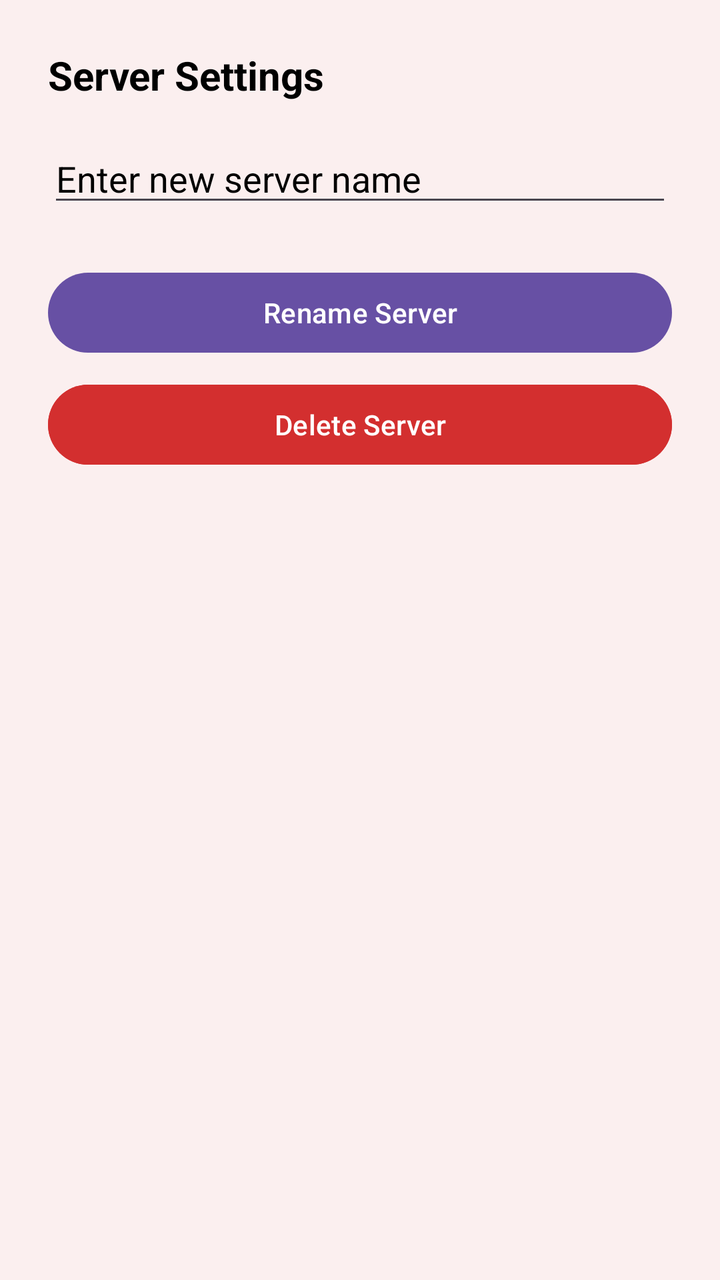
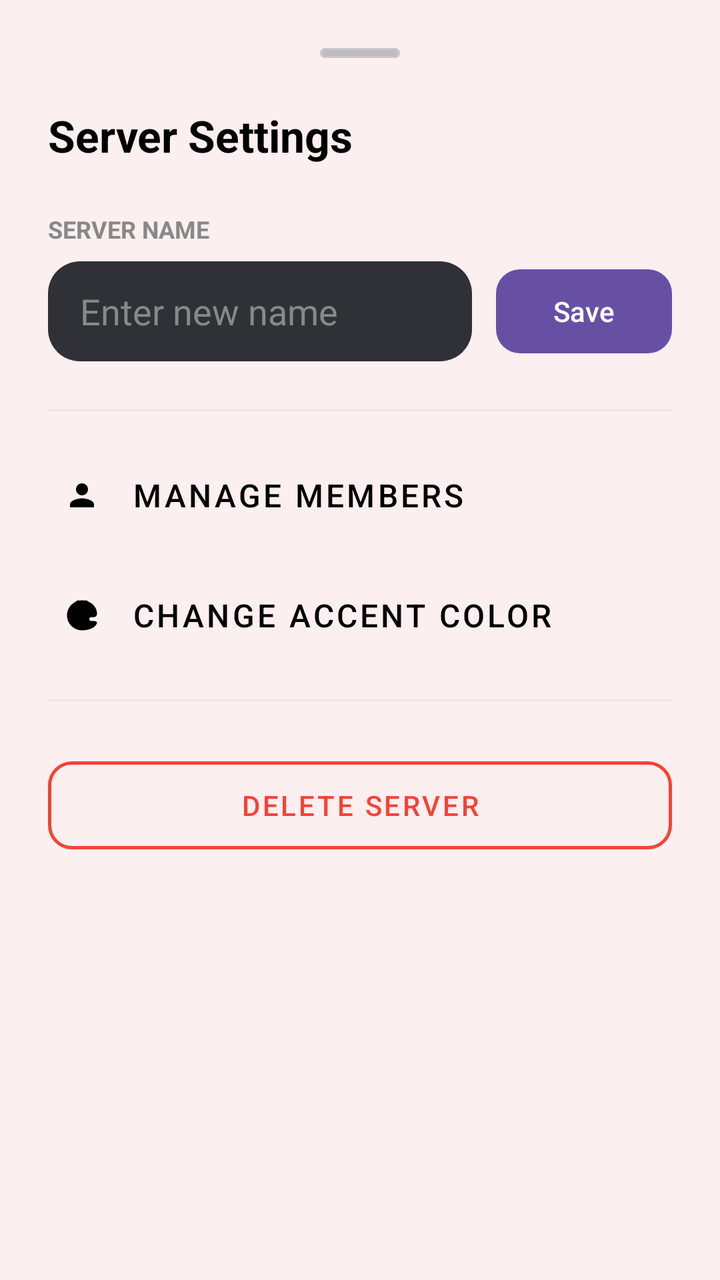

Before-and-after screenshots of an Android layout around one commit, followed by the original layout XML and the change that was made.
<!-- AndroidManifest.xml: application theme Theme.SE114_CallingSystem -->
<!-- res/layout/activity_bottom_sheet_server_settings.xml -->
<?xml version="1.0" encoding="utf-8"?>
<LinearLayout xmlns:android="http://schemas.android.com/apk/res/android"
    android:layout_width="match_parent"
    android:layout_height="wrap_content"
    android:orientation="vertical"
    android:id="@+id/main"
    android:padding="24dp"
    android:background="@color/bg_alter">

    <TextView
        android:layout_width="wrap_content"
        android:layout_height="wrap_content"
        android:text="Server Settings"
        android:textColor="@color/tint_default"
        android:textSize="20sp"
        android:textStyle="bold"
        android:layout_marginBottom="16dp"/>

    <EditText
        android:id="@+id/etServerNameSettings"
        android:layout_width="match_parent"
        android:layout_height="wrap_content"
        android:hint="Enter new server name"
        android:inputType="text"
        android:textColor="@color/tint_default"
        android:textColorHint="@color/tint_default"
        android:layout_marginBottom="24dp"/>

    <Button
        android:id="@+id/btnRenameServer"
        android:layout_width="match_parent"
        android:layout_height="wrap_content"
        android:text="Rename Server"
        android:layout_marginBottom="8dp"/>

    <Button
        android:id="@+id/btnDeleteServer"
        android:layout_width="match_parent"
        android:layout_height="wrap_content"
        android:text="Delete Server"
        android:backgroundTint="#D32F2F"
        android:textColor="@android:color/white"/>

</LinearLayout>
<!-- resources referenced by this layout -->
<resources>
  <color name="bg_alter">#FBEFEF</color>
  <color name="tint_default">#000000</color>
  <style name="Theme.SE114_CallingSystem" parent="Base.Theme.SE114_CallingSystem" />
  <style name="Base.Theme.SE114_CallingSystem" parent="Theme.Material3.DayNight.NoActionBar">
          
          
      </style>
</resources>

<!-- the commit's change to res/layout/activity_bottom_sheet_server_settings.xml (unified diff, before → after) -->
@@ -1,44 +1,124 @@
 <?xml version="1.0" encoding="utf-8"?>
 <LinearLayout xmlns:android="http://schemas.android.com/apk/res/android"
+    xmlns:app="http://schemas.android.com/apk/res-auto"
+    android:id="@+id/main"
     android:layout_width="match_parent"
     android:layout_height="wrap_content"
     android:orientation="vertical"
-    android:id="@+id/main"
     android:padding="24dp"
     android:background="@color/bg_alter">
 
+    
+    <com.google.android.material.card.MaterialCardView
+        android:layout_width="40dp"
+        android:layout_height="5dp"
+        android:layout_gravity="center_horizontal"
+        android:layout_marginBottom="24dp"
+        app:cardBackgroundColor="#BDBDBD"
+        app:cardCornerRadius="2.5dp"
+        app:cardElevation="0dp"/>
+
+    
     <TextView
         android:layout_width="wrap_content"
         android:layout_height="wrap_content"
         android:text="Server Settings"
         android:textColor="@color/tint_default"
-        android:textSize="20sp"
+        android:textSize="22sp"
         android:textStyle="bold"
-        android:layout_marginBottom="16dp"/>
+        android:layout_marginBottom="24dp"/>
 
-    <EditText
-        android:id="@+id/etServerNameSettings"
+    
+    <TextView
+        android:layout_width="wrap_content"
+        android:layout_height="wrap_content"
+        android:text="SERVER NAME"
+        android:textColor="#888888"
+        android:textSize="12sp"
+        android:textStyle="bold"
+        android:layout_marginBottom="8dp"/>
+
+    
+    <LinearLayout
         android:layout_width="match_parent"
         android:layout_height="wrap_content"
-        android:hint="Enter new server name"
-        android:inputType="text"
+        android:orientation="horizontal"
+        android:gravity="center_vertical"
+        android:layout_marginBottom="24dp">
+
+        <EditText
+            android:id="@+id/etServerNameSettings"
+            android:layout_width="0dp"
+            android:layout_height="50dp"
+            android:layout_weight="1"
+            android:background="@drawable/edittext_background"
+            android:hint="Enter new name"
+            android:paddingHorizontal="16dp"
+            android:inputType="text"
+            android:textColor="@color/tint_default"
+            android:textColorHint="#888888"/>
+
+        <com.google.android.material.button.MaterialButton
+            android:id="@+id/btnRenameServer"
+            android:layout_width="wrap_content"
+            android:layout_height="50dp"
+            android:layout_marginStart="12dp"
+            android:text="Save"
+            app:cornerRadius="12dp"/>
+    </LinearLayout>
+
+    
+    <View
+        android:layout_width="match_parent"
+        android:layout_height="1dp"
+        android:background="#1A888888"
+        android:layout_marginBottom="12dp"/>
+
+    
+    <com.google.android.material.button.MaterialButton
+        android:id="@+id/btnManageMembers"
+        style="@style/Widget.MaterialComponents.Button.TextButton"
+        android:layout_width="match_parent"
+        android:layout_height="60dp"
+        android:text="Manage Members"
         android:textColor="@color/tint_default"
-        android:textColorHint="@color/tint_default"
+        android:textSize="16sp"
+        android:gravity="start|center_vertical"
+        app:icon="@drawable/icon_user"
+        app:iconTint="@color/tint_default"
+        app:iconPadding="16dp"/>
+
+    <com.google.android.material.button.MaterialButton
+        android:id="@+id/btnChangeColor"
+        style="@style/Widget.MaterialComponents.Button.TextButton"
+        android:layout_width="match_parent"
+        android:layout_height="60dp"
+        android:text="Change Accent Color"
+        android:textColor="@color/tint_default"
+        android:textSize="16sp"
+        android:gravity="start|center_vertical"
+        app:icon="@drawable/icon_palette"
+        app:iconTint="@color/tint_default"
+        app:iconPadding="16dp"
+        android:layout_marginBottom="12dp"/>
+
+    <View
+        android:layout_width="match_parent"
+        android:layout_height="1dp"
+        android:background="#1A888888"
         android:layout_marginBottom="24dp"/>
 
-    <Button
-        android:id="@+id/btnRenameServer"
+    
+    <com.google.android.material.button.MaterialButton
+        android:id="@+id/btnDeleteServer"
+        style="@style/Widget.MaterialComponents.Button.OutlinedButton"
         android:layout_width="match_parent"
-        android:layout_height="wrap_content"
-        android:text="Rename Server"
+        android:layout_height="56dp"
+        android:text="Delete Server"
+        android:textColor="#F44336"
+        app:strokeColor="#F44336"
+        app:strokeWidth="1.5dp"
+        app:cornerRadius="12dp"
         android:layout_marginBottom="8dp"/>
 
-    <Button
-        android:id="@+id/btnDeleteServer"
-        android:layout_width="match_parent"
-        android:layout_height="wrap_content"
-        android:text="Delete Server"
-        android:backgroundTint="#D32F2F"
-        android:textColor="@android:color/white"/>
-
 </LinearLayout>
<!-- resource entries referenced after the edit -->
@@ -2,6 +2,37 @@
 <resources>
   <color name="bg_alter">#FBEFEF</color>
   <color name="tint_default">#000000</color>
+  <!-- drawable edittext_background (drawable) -->
+  <?xml version="1.0" encoding="utf-8"?>
+  <shape xmlns:android="http://schemas.android.com/apk/res/android"
+      android:shape="rectangle">
+      
+      <solid android:color="#2F3136" />
+      
+      <corners android:radius="16dp" />
+  </shape>
+  <!-- drawable icon_palette (drawable) -->
+  <?xml version="1.0" encoding="utf-8"?>
+  <vector xmlns:android="http://schemas.android.com/apk/res/android"
+      android:width="24dp"
+      android:height="24dp"
+      android:viewportWidth="24"
+      android:viewportHeight="24">
+      <path
+          android:fillColor="#FFFFFF"
+          android:pathData="M12,22C6.49,22 2,17.51 2,12S6.49,2 12,2s10,4.04 10,9c0,1.24 -1.01,2.25 -2.25,2.25h-1.68c-0.34,0 -0.66,0.13 -0.89,0.37 -0.22,0.23 -0.34,0.55 -0.34,0.88 0,0.68 0.55,1.25 1.23,1.25H20c0.64,0 1.25,0.24 1.72,0.69C21.93,16.21 22,16.5 22,16.5 22,19.53 17.53,22 12,22zM6.5,10c-1.1,0 -2,-0.9 -2,-2s0.9,-2 2,-2 2,0.9 2,2 -0.9,2 -2,2zM9.5,6c-1.1,0 -2,-0.9 -2,-2s0.9,-2 2,-2 2,0.9 2,2 -0.9,2 -2,2zM14.5,6c-1.1,0 -2,-0.9 -2,-2s0.9,-2 2,-2 2,0.9 2,2 -0.9,2 -2,2zM17.5,10c-1.1,0 -2,-0.9 -2,-2s0.9,-2 2,-2 2,0.9 2,2 -0.9,2 -2,2z"/>
+  </vector>
+  <!-- drawable icon_user (drawable) -->
+  <?xml version="1.0" encoding="utf-8"?>
+  <vector xmlns:android="http://schemas.android.com/apk/res/android"
+      android:width="24dp"
+      android:height="24dp"
+      android:viewportWidth="24"
+      android:viewportHeight="24">
+      <path
+          android:fillColor="#FFFFFF"
+          android:pathData="M12,12c2.21,0 4,-1.79 4,-4s-1.79,-4 -4,-4 -4,1.79 -4,4 1.79,4 4,4zM12,14c-2.67,0 -8,1.34 -8,4v2h16v-2c0,-2.66 -5.33,-4 -8,-4z"/>
+  </vector>
   <style name="Theme.SE114_CallingSystem" parent="Base.Theme.SE114_CallingSystem" />
   <style name="Base.Theme.SE114_CallingSystem" parent="Theme.Material3.DayNight.NoActionBar">
           
